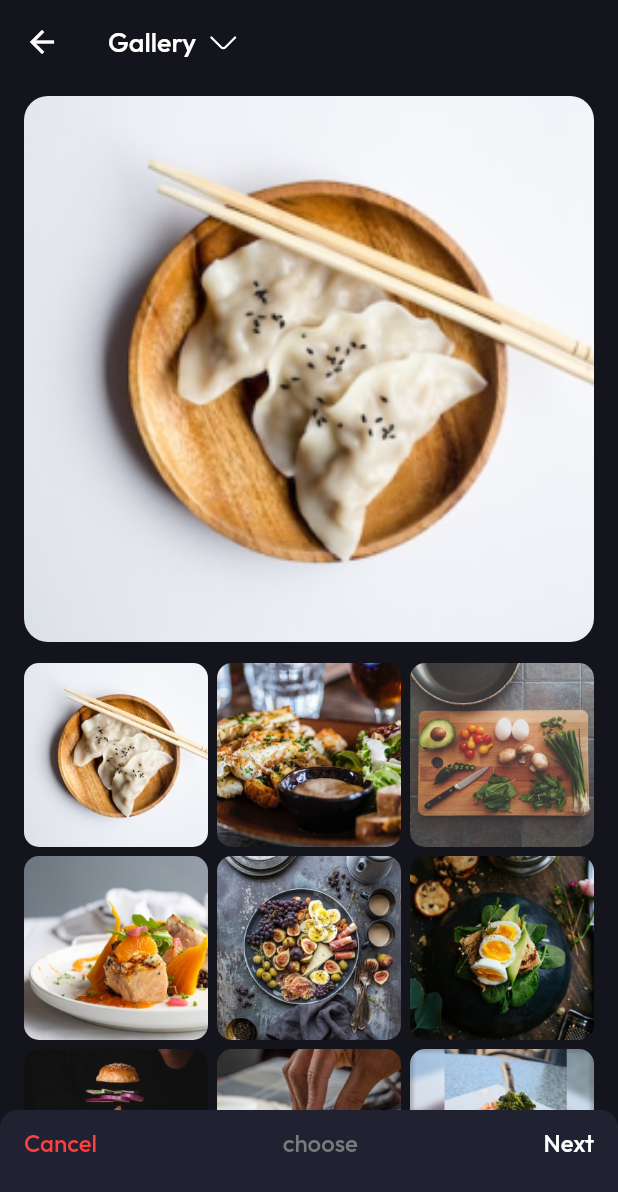
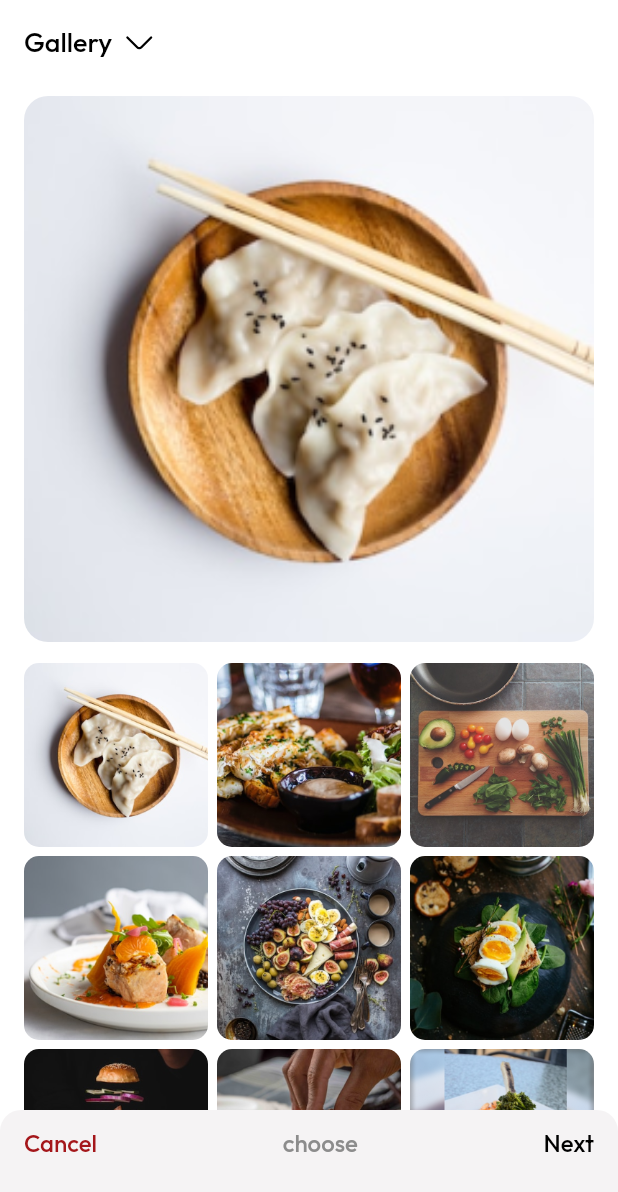
Before and after one commit to ZhiaDev/foodgram, a Flutter app: the AddPost screen opened directly, on a phone screen of 412 x 824 dp. Shown: the top 1192 px of the screen. Run offline on Flutter 3.47's test engine with Material 2 defaults, Android fonts, the phone set to English and light mode, and no system bars; our stand-ins replace dotted_border, flutter_svg, google_fonts.

Commit message:
refactor colors with Custom Colors Style

```diff
--- a/lib/main.dart
+++ b/lib/main.dart
@@ -61,7 +61,7 @@ class Application extends StatelessWidget {
       ),
 
       // MaterialApp Home
-      home: ActivityScreen(),
+      home: AddPost(),
     );
   }
 }
--- a/lib/screens/add.dart
+++ b/lib/screens/add.dart
@@ -1,5 +1,6 @@
 import 'package:flutter/material.dart';
 import 'package:flutter_svg/flutter_svg.dart';
+import 'package:foodgram/utils/style.dart';
 import 'package:google_fonts/google_fonts.dart';
 
 class AddPost extends StatefulWidget {
@@ -15,9 +16,9 @@ class _AddPostState extends State<AddPost> {
   @override
   Widget build(BuildContext context) {
     return Scaffold(
-      backgroundColor: Color(0xFF14151C),
+      backgroundColor: MyColors.white,
       appBar: AppBar(
-        backgroundColor: Color(0xFF14151C),
+        backgroundColor: MyColors.white,
         centerTitle: false,
         elevation: 0,
         title: Row(
@@ -26,7 +27,7 @@ class _AddPostState extends State<AddPost> {
               'Gallery',
               style: GoogleFonts.outfit(
                 textStyle: TextStyle(
-                  color: Colors.white,
+                  color: MyColors.black,
                   fontSize: 18,
                   fontWeight: FontWeight.w500,
                 ),
@@ -35,6 +36,7 @@ class _AddPostState extends State<AddPost> {
             SizedBox(width: 6),
             SvgPicture.asset(
               'assets/icons/arrowdown.svg',
+              colorFilter: ColorFilter.mode(MyColors.black, BlendMode.srcIn),
               height: 24,
             ),
           ],
@@ -61,10 +63,10 @@ class _AddPostState extends State<AddPost> {
   Widget _getChoosePannel(BuildContext context) {
     return Container(
       decoration: BoxDecoration(
-        color: Color(0xFF202232),
+        color: MyColors.grey4,
         borderRadius: BorderRadius.only(
-          topLeft: Radius.circular(12),
-          topRight: Radius.circular(12),
+          topLeft: Radius.circular(14),
+          topRight: Radius.circular(14),
         ),
       ),
       height: 84,
@@ -80,7 +82,7 @@ class _AddPostState extends State<AddPost> {
                 'Cancel',
                 style: GoogleFonts.outfit(
                   textStyle: TextStyle(
-                    color: Color(0xFFFD3F3F),
+                    color: MyColors.red2,
                     fontSize: 16,
                     fontWeight: FontWeight.w500,
                   ),
@@ -92,7 +94,7 @@ class _AddPostState extends State<AddPost> {
               'choose',
               style: GoogleFonts.outfit(
                 textStyle: TextStyle(
-                  color: Color(0xFF7A7A7D),
+                  color: MyColors.grey1,
                   fontSize: 16,
                   fontWeight: FontWeight.w500,
                 ),
@@ -102,7 +104,7 @@ class _AddPostState extends State<AddPost> {
               'Next',
               style: GoogleFonts.outfit(
                 textStyle: TextStyle(
-                  color: Colors.white,
+                  color: MyColors.black,
                   fontSize: 16,
                   fontWeight: FontWeight.w500,
                 ),
```
